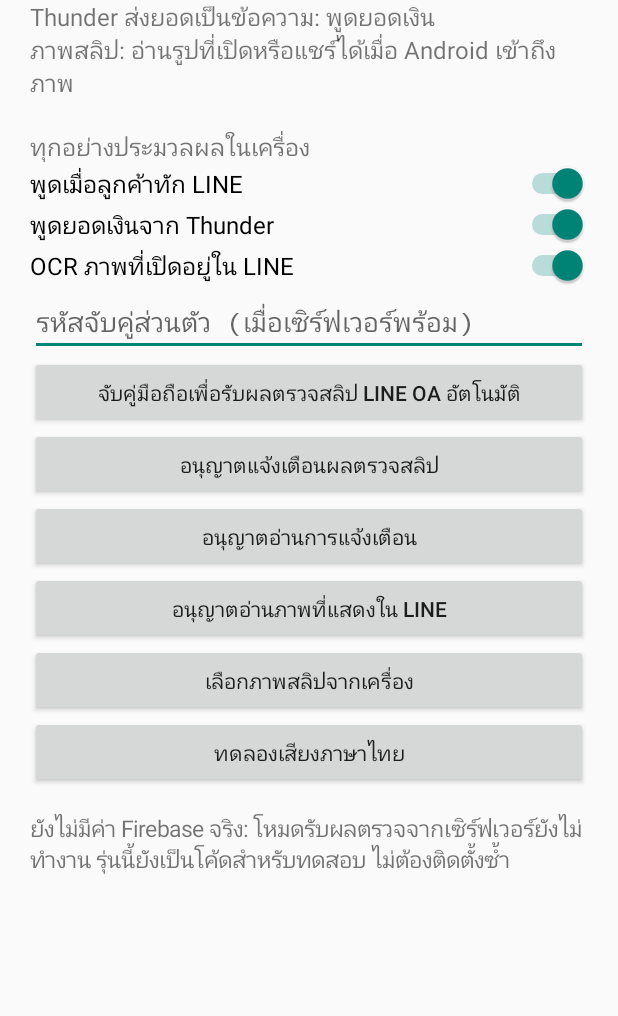
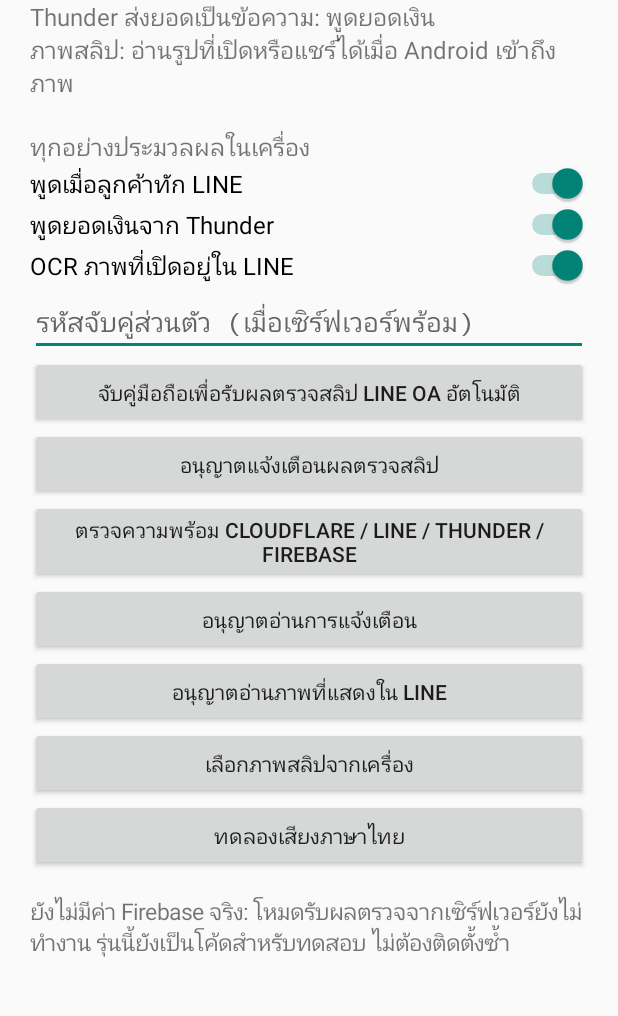
Before and after one commit to jirapatza/Thunder-LINE-Speaker-, an Android app: the screen it shows after launch (MainActivity), on a phone screen of 412 x 824 dp, the part 122-1138 px from its top. Run offline under Robolectric (Android 15) with nearby library versions, the phone set to English and light mode, and no system bars; 1 statement that could not run was skipped.

Commit message:
android: add one-tap live prerequisites report and silent FCM re-registration

```diff
--- a/app/src/main/java/com/thunder/linespeaker/MainActivity.kt
+++ b/app/src/main/java/com/thunder/linespeaker/MainActivity.kt
@@ -72,6 +72,12 @@ class MainActivity : Activity() {
                 info.text = "เปิดสิทธิ์แจ้งเตือนแล้ว"
             }
         }
+        addButton("ตรวจความพร้อม Cloudflare / LINE / Thunder / Firebase") {
+            info.text = "กำลังตรวจสอบสถานะระบบ..."
+            PushPairing.checkServerStatus { status ->
+                runOnUiThread { info.text = status }
+            }
+        }
         addButton("อนุญาตอ่านการแจ้งเตือน") {
             startActivity(Intent(Settings.ACTION_NOTIFICATION_LISTENER_SETTINGS))
         }
@@ -99,6 +105,9 @@ class MainActivity : Activity() {
         layout.addView(info)
         setContentView(ScrollView(this).apply { addView(layout) })
         handleIncomingImage(intent)
+        // Renews FCM registration periodically even when the token itself did
+        // not rotate. Requires no new pairing or new app installation.
+        PushPairing.refreshWhenAppOpens(this)
     }
 
     override fun onNewIntent(intent: Intent) {
```
